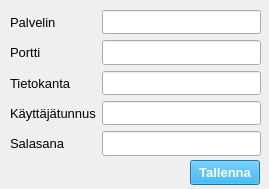
The window that settingsDialog.ui (Roo-M/Autolainaus-R) describes before a commit, drawn with Qt 5.
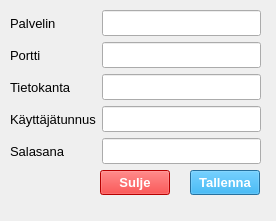
The same window after the commit. Icons and pictures are not drawn.

Commit message: Settings-dialogiin muutoksia

```diff
--- a/settingsDialog.ui
+++ b/settingsDialog.ui
@@ -6,8 +6,8 @@
    <rect>
     <x>0</x>
     <y>0</y>
-    <width>269</width>
-    <height>189</height>
+    <width>276</width>
+    <height>221</height>
    </rect>
   </property>
   <property name="windowTitle">
@@ -17,7 +17,7 @@
    <property name="geometry">
     <rect>
      <x>190</x>
-     <y>160</y>
+     <y>170</y>
      <width>70</width>
      <height>25</height>
     </rect>
@@ -25,7 +25,6 @@
    <property name="font">
     <font>
      <pointsize>10</pointsize>
-     <weight>75</weight>
      <bold>true</bold>
     </font>
    </property>
@@ -49,7 +48,7 @@
      <x>10</x>
      <y>10</y>
      <width>251</width>
-     <height>146</height>
+     <height>156</height>
     </rect>
    </property>
    <layout class="QFormLayout" name="formLayout">
@@ -172,12 +171,41 @@
        <string>&lt;html&gt;&lt;head/&gt;&lt;body&gt;&lt;p&gt;&lt;span style=&quot; font-size:10pt;&quot;&gt;Salasana&lt;/span&gt;&lt;/p&gt;&lt;/body&gt;&lt;/html&gt;</string>
       </property>
       <property name="echoMode">
-       <enum>QLineEdit::Password</enum>
+       <enum>QLineEdit::EchoMode::PasswordEchoOnEdit</enum>
       </property>
      </widget>
     </item>
    </layout>
   </widget>
+  <widget class="QPushButton" name="closePushButton">
+   <property name="geometry">
+    <rect>
+     <x>100</x>
+     <y>170</y>
+     <width>70</width>
+     <height>25</height>
+    </rect>
+   </property>
+   <property name="font">
+    <font>
+     <pointsize>10</pointsize>
+     <bold>true</bold>
+    </font>
+   </property>
+   <property name="cursor">
+    <cursorShape>PointingHandCursor</cursorShape>
+   </property>
+   <property name="toolTip">
+    <string>&lt;html&gt;&lt;head/&gt;&lt;body&gt;&lt;p&gt;&lt;span style=&quot; font-size:10pt;&quot;&gt;Tallentaa asetukset tiedostoon&lt;/span&gt;&lt;/p&gt;&lt;/body&gt;&lt;/html&gt;</string>
+   </property>
+   <property name="styleSheet">
+    <string notr="true">color: rgb(255, 255, 255);
+background-color: rgb(255, 0, 0);</string>
+   </property>
+   <property name="text">
+    <string>Sulje</string>
+   </property>
+  </widget>
  </widget>
  <resources/>
  <connections/>
```
Left out of the diff: 3 changed lines with no effect on the pictures. The commit also changes 2 other files.
